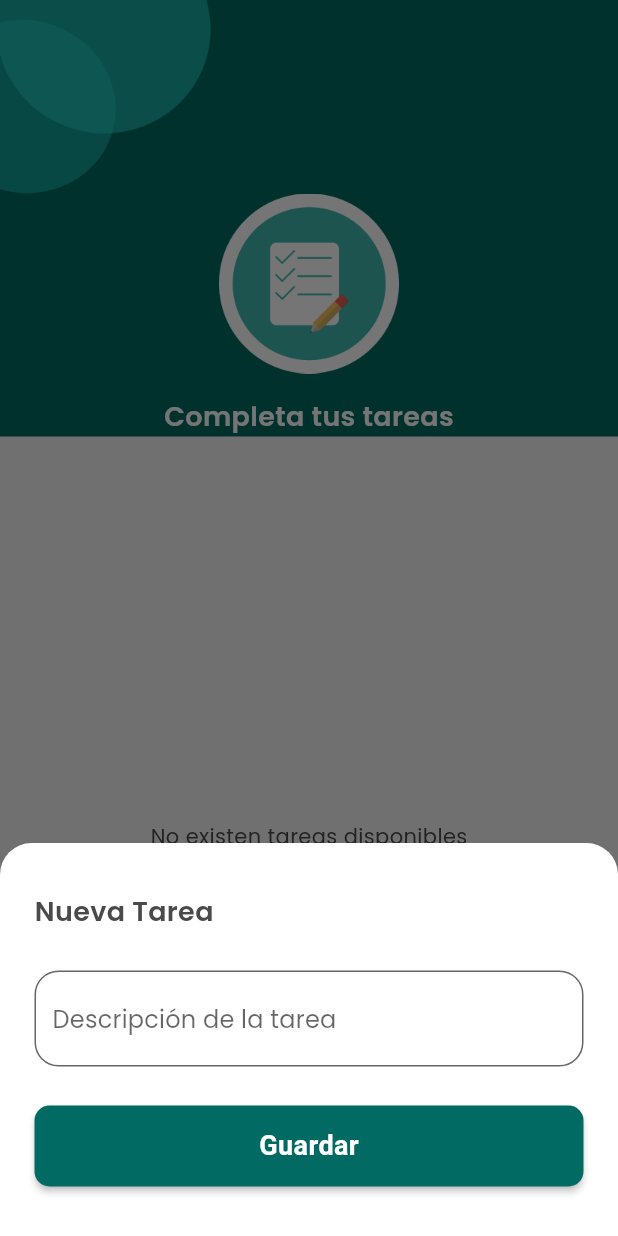
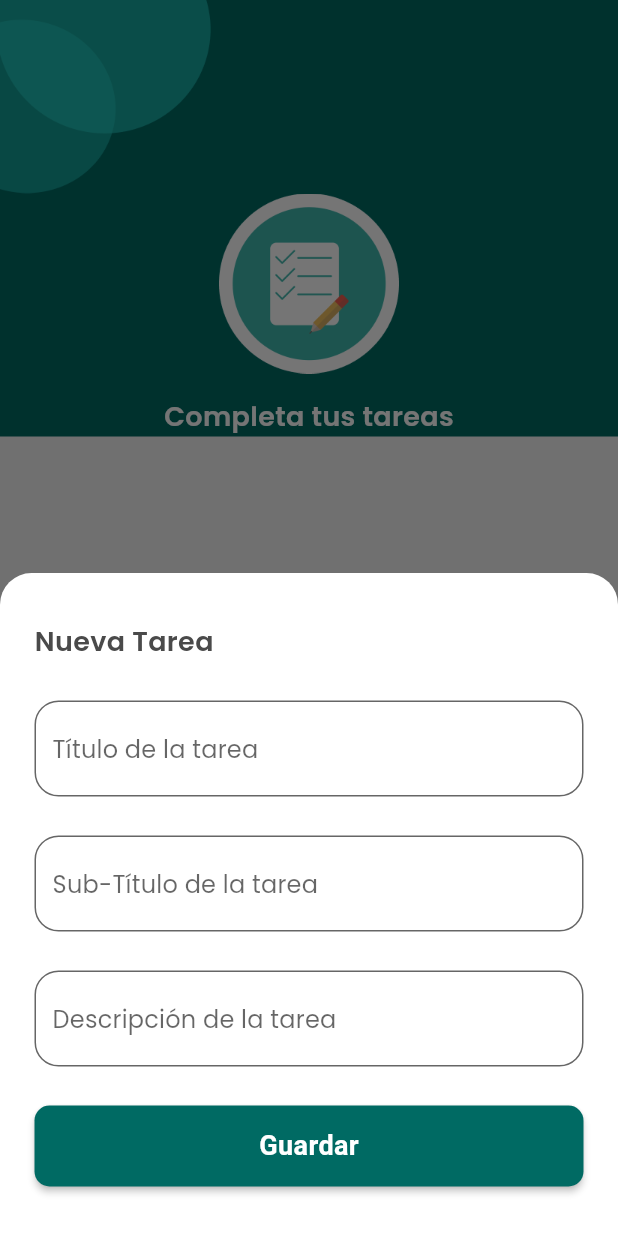
Before and after one commit to toballatorre/todo_list, a Flutter app: the TaskListPage screen opened directly, after a tap on the "add" icon, on a phone screen of 412 x 824 dp. Run offline on Flutter 3.47's test engine with Material 3 defaults, Android fonts, the phone set to English and light mode, and no system bars; our stand-ins replace shared_preferences; accounts and stored records are empty.

Commit message:
Crear dos Campos más para task - Instala paquete jason_serializable y sus dependencias - Para probar el paquete se crea una clase que tenga esos dos campos y   que sea parte de task - Implementa el uso del widget Form para crear el task y validar que el   título no esté vacío, los demás campos pueden ir vacíos

```diff
--- a/lib/app/model/task.dart
+++ b/lib/app/model/task.dart
@@ -1,20 +1,29 @@
+import 'package:json_annotation/json_annotation.dart';
+
+part 'task.g.dart';
+
+@JsonSerializable()
 class Task {
-  Task(this.title, {this.done = false});
+  Task(this.title, {this.done = false, this.taskDetail});
 
   String title;
   bool done;
+  TaskDetail? taskDetail;
 
-  factory Task.fromJson(Map<String, dynamic> json) {
-    return Task(
-      json['title'],
-      done: json['done'],
-    );
-  }
+  factory Task.fromJson(Map<String, dynamic> json) => _$TaskFromJson(json);
 
-  Map<String, dynamic> toJson() {
-    return {
-      'title': title,
-      'done': done,
-    };
-  }
+  Map<String, dynamic> toJson() => _$TaskToJson(this);
 }
+
+@JsonSerializable()
+class TaskDetail {
+  TaskDetail({this.subtitle = '', this.description = ''});
+
+  String subtitle;
+  String description;
+
+  factory TaskDetail.fromJson(Map<String, dynamic> json) =>
+      _$TaskDetailFromJson(json);
+
+  Map<String, dynamic> toJson() => _$TaskDetailToJson(this);
+}
--- a/lib/app/reposotory/task_repository.dart
+++ /dev/null
@@ -1,45 +0,0 @@
-import 'dart:convert';
-import 'package:shared_preferences/shared_preferences.dart';
-import 'package:todo_list/app/model/task.dart';
-
-class TaskRepository {
-  static const _prefTaskKey = 'tasks';
-
-  /// Agrega una nueva tarea
-  Future<bool> addTask(Task task) async {
-    final prefs =
-        await SharedPreferences.getInstance(); // Obtén la instancia correcta
-    final jsonTask = prefs.getStringList(_prefTaskKey) ?? <String>[];
-    jsonTask.add(jsonEncode(task.toJson())); // Serializa la tarea a JSON
-    return await prefs.setStringList(
-        _prefTaskKey, jsonTask); // Guarda la lista actualizada
-  }
-
-  /// Obtiene todas las tareas
-  Future<List<Task>> getTasks() async {
-    final prefs =
-        await SharedPreferences.getInstance(); // Obtén la instancia correcta
-    final jsonTask =
-        prefs.getStringList(_prefTaskKey) ?? []; // Obtén las tareas como JSON
-    return jsonTask
-        .map((e) => Task.fromJson(jsonDecode(e)))
-        .toList(); // Deserializa las tareas
-  }
-
-  /// Guarda una lista completa de tareas (sobrescribe las existentes)
-  Future<bool> saveTasks(List<Task> tasks) async {
-    final prefs =
-        await SharedPreferences.getInstance(); // Obtén la instancia correcta
-    final jsonTask = tasks
-        .map((e) => jsonEncode(e.toJson()))
-        .toList(); // Serializa las tareas
-    return await prefs.setStringList(
-        _prefTaskKey, jsonTask); // Guarda las tareas serializadas
-  }
-
-  Future<bool> deleteAllTasks() async {
-    final prefs =
-        await SharedPreferences.getInstance(); // Obtén la instancia correcta
-    return await prefs.clear();
-  }
-}
--- a/lib/app/views/task_list/task_list_page.dart
+++ b/lib/app/views/task_list/task_list_page.dart
@@ -1,6 +1,6 @@
 import 'package:flutter/material.dart';
 import 'package:todo_list/app/model/task.dart';
-import 'package:todo_list/app/reposotory/task_repository.dart';
+import 'package:todo_list/app/repository/task_repository.dart';
 import 'package:todo_list/app/views/components/h1.dart';
 import 'package:todo_list/app/views/components/shape.dart';
 
@@ -44,29 +44,12 @@ class _TaskListPageState extends State<TaskListPage> {
           ),
         ],
       ),
-      floatingActionButtonLocation: FloatingActionButtonLocation.centerFloat,
-      floatingActionButton: Row(
-        mainAxisSize: MainAxisSize.min,
-        children: [
-          FloatingActionButton(
-            onPressed: () => _showNewTaskModal(context),
-            child: const Icon(
-              Icons.add,
-              size: 30,
-            ),
-          ),
-          SizedBox(width: 16),
-          FloatingActionButton(
-            onPressed: () {
-              taskRepository.deleteAllTasks();
-              setState(() {});
-            },
-            child: const Icon(
-              Icons.delete_forever,
-              size: 30,
-            ),
-          ),
-        ],
+      floatingActionButton: FloatingActionButton(
+        onPressed: () => _showNewTaskModal(context),
+        child: const Icon(
+          Icons.add,
+          size: 30,
+        ),
       ),
     );
   }
@@ -87,9 +70,8 @@ class _TaskListPageState extends State<TaskListPage> {
 }
 
 class _NewTaskModal extends StatelessWidget {
-  _NewTaskModal({required this.onTaskCreated});
+  const _NewTaskModal({required this.onTaskCreated});
 
-  final _controller = TextEditingController();
   final void Function(Task task) onTaskCreated;
 
   @override
@@ -100,14 +82,61 @@ class _NewTaskModal extends StatelessWidget {
         color: Colors.white,
       ),
       padding: const EdgeInsets.symmetric(vertical: 33, horizontal: 23),
+      child: _FormNewTask(onTaskCreated: onTaskCreated),
+    );
+  }
+}
+
+class _FormNewTask extends StatelessWidget {
+  _FormNewTask({
+    required this.onTaskCreated,
+  });
+
+  final void Function(Task task) onTaskCreated;
+  final _keyForm = GlobalKey<FormState>();
+  final _controllerTitle = TextEditingController();
+  final _controllerSubTitle = TextEditingController();
+  final _controllerDescription = TextEditingController();
+
+  @override
+  Widget build(BuildContext context) {
+    return Form(
+      key: _keyForm,
       child: Column(
         crossAxisAlignment: CrossAxisAlignment.start,
         mainAxisSize: MainAxisSize.min,
         children: [
           const H1('Nueva Tarea'),
           const SizedBox(height: 26),
-          TextField(
-            controller: _controller,
+          TextFormField(
+            controller: _controllerTitle,
+            decoration: InputDecoration(
+              border:
+                  OutlineInputBorder(borderRadius: BorderRadius.circular(16)),
+              filled: true,
+              fillColor: Colors.white,
+              hintText: 'Título de la tarea',
+            ),
+            validator: (value) {
+              return (value == null || value.isEmpty)
+                  ? 'Debe ingresar un título'
+                  : null;
+            },
+          ),
+          const SizedBox(height: 26),
+          TextFormField(
+            controller: _controllerSubTitle,
+            decoration: InputDecoration(
+              border:
+                  OutlineInputBorder(borderRadius: BorderRadius.circular(16)),
+              filled: true,
+              fillColor: Colors.white,
+              hintText: 'Sub-Título de la tarea',
+            ),
+          ),
+          const SizedBox(height: 26),
+          TextFormField(
+            controller: _controllerDescription,
             decoration: InputDecoration(
               border:
                   OutlineInputBorder(borderRadius: BorderRadius.circular(16)),
@@ -119,10 +148,14 @@ class _NewTaskModal extends StatelessWidget {
           const SizedBox(height: 26),
           ElevatedButton(
             onPressed: () {
-              if (_controller.text.isNotEmpty) {
-                final task = Task(_controller.text);
+              if (_keyForm.currentState!.validate()) {
+                final detailTask = TaskDetail(
+                    subtitle: _controllerSubTitle.text,
+                    description: _controllerDescription.text);
+                final task =
+                    Task(_controllerTitle.text, taskDetail: detailTask);
+                onTaskCreated(task);
                 Navigator.of(context).pop();
-                onTaskCreated(task);
               }
             },
             child: const Text('Guardar'),
@@ -183,7 +216,32 @@ class _TaskItem extends StatelessWidget {
                 color: Theme.of(context).colorScheme.primary,
               ),
               const SizedBox(width: 10),
-              Text(task.title),
+              Expanded(
+                child: Column(
+                  crossAxisAlignment: CrossAxisAlignment.start,
+                  children: [
+                    Text(
+                      task.title,
+                      style: Theme.of(context).textTheme.bodyLarge,
+                    ),
+                    task.taskDetail != null
+                        ? Text(
+                            task.taskDetail!.subtitle,
+                            style: Theme.of(context)
+                                .textTheme
+                                .bodySmall!
+                                .copyWith(fontStyle: FontStyle.italic),
+                          )
+                        : Container(),
+                    task.taskDetail != null
+                        ? Text(
+                            task.taskDetail!.description,
+                            softWrap: true,
+                          )
+                        : Container(),
+                  ],
+                ),
+              ),
             ],
           ),
         ),
--- a/pubspec.yaml
+++ b/pubspec.yaml
@@ -37,6 +37,7 @@ dependencies:
   cupertino_icons: ^1.0.8
   shared_preferences: ^2.3.4
   url_launcher: ^6.3.1
+  json_annotation: ^4.9.0
 
 dev_dependencies:
   flutter_test:
@@ -48,6 +49,8 @@ dev_dependencies:
   # package. See that file for information about deactivating specific lint
   # rules and activating additional ones.
   flutter_lints: ^5.0.0
+  json_serializable: ^6.9.2
+  build_runner: ^2.4.14
 
 # For information on the generic Dart part of this file, see the
 # following page: https://dart.dev/tools/pub/pubspec
```
Also changed, not shown: lib/app/repository/task_repository.dart (+32 -16 lines), lib/app/model/task.g.dart (added), pubspec.lock.
